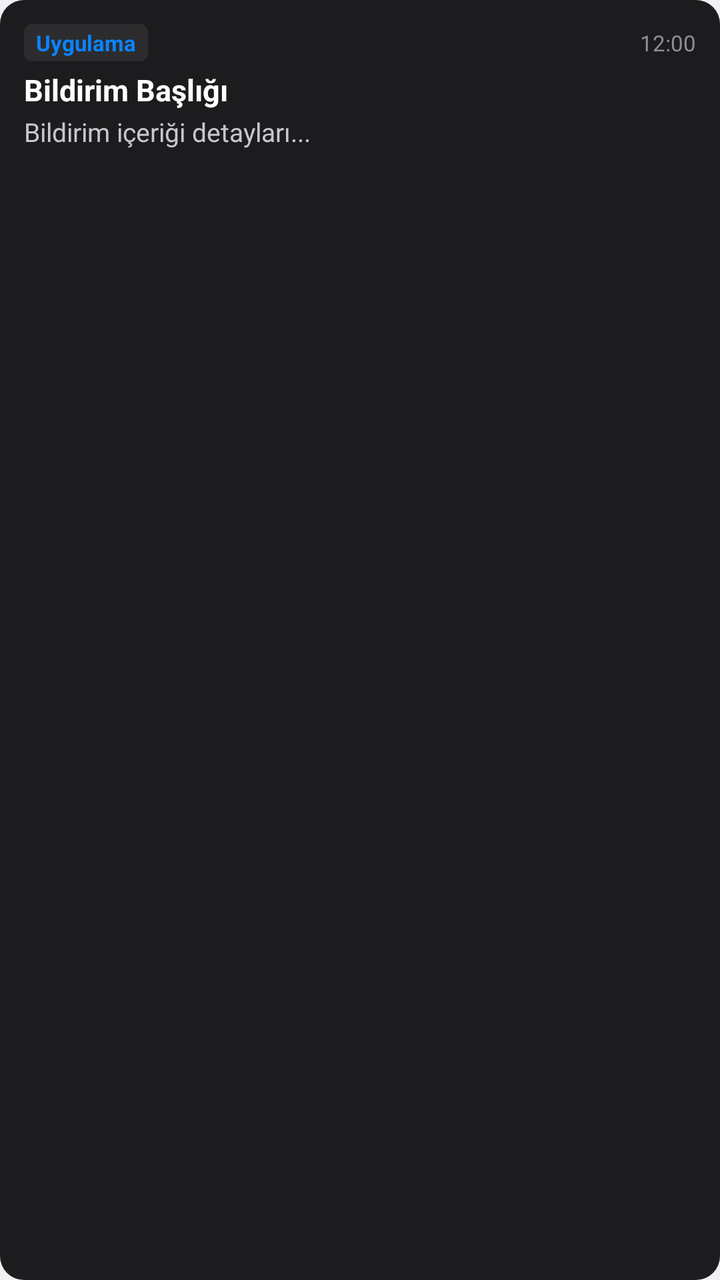
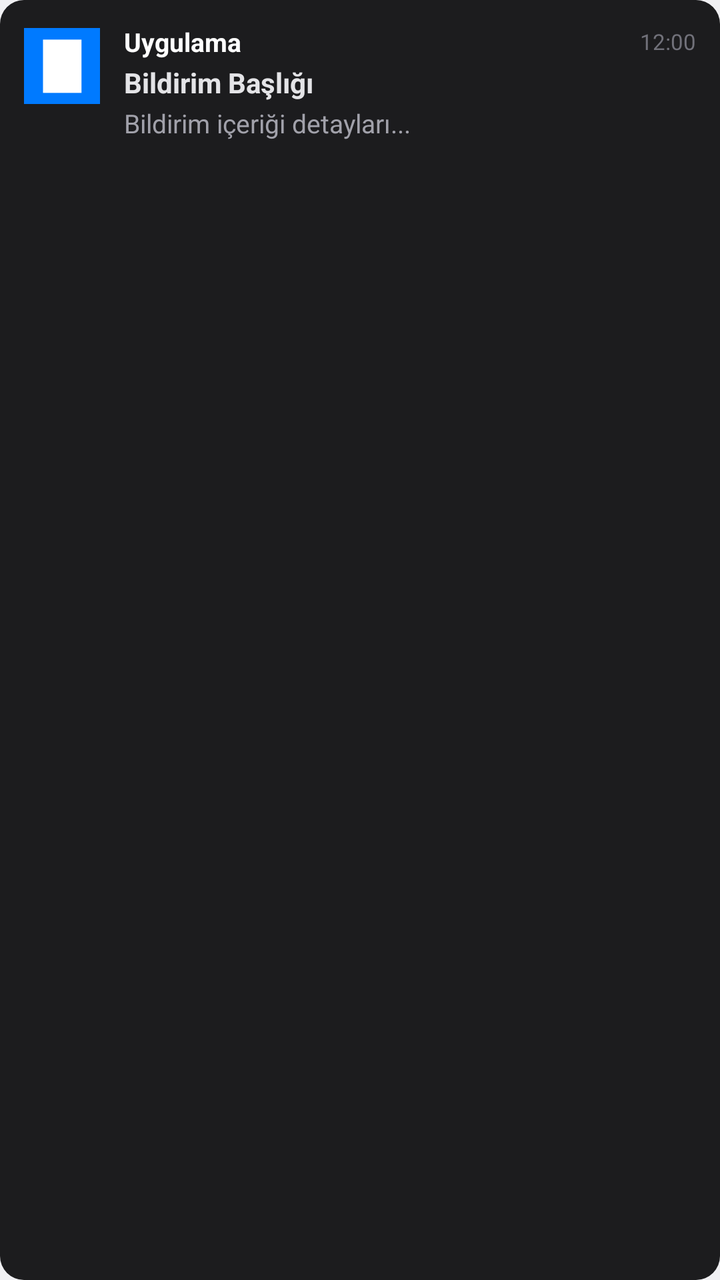

Compare the two renders of this Android layout. The source of the first and the diff that turns it into the second are given below.
<!-- AndroidManifest.xml: application theme android:Theme.DeviceDefault.Light.NoActionBar -->
<!-- res/layout/item_notification.xml -->
<?xml version="1.0" encoding="utf-8"?>
<LinearLayout xmlns:android="http://schemas.android.com/apk/res/android"
    android:layout_width="match_parent"
    android:layout_height="wrap_content"
    android:orientation="vertical"
    android:background="@drawable/bg_card"
    android:padding="12dp"
    android:layout_marginBottom="8dp">

    <LinearLayout
        android:layout_width="match_parent"
        android:layout_height="wrap_content"
        android:orientation="horizontal"
        android:gravity="center_vertical"
        android:layout_marginBottom="4dp">

        <TextView
            android:id="@+id/tv_item_app_name"
            android:layout_width="wrap_content"
            android:layout_height="wrap_content"
            android:background="@drawable/bg_badge"
            android:paddingStart="6dp"
            android:paddingEnd="6dp"
            android:paddingTop="2dp"
            android:paddingBottom="2dp"
            android:text="Uygulama"
            android:textColor="#0A84FF"
            android:textSize="11sp"
            android:textStyle="bold" />

        <View
            android:layout_width="0dp"
            android:layout_height="1dp"
            android:layout_weight="1" />

        <TextView
            android:id="@+id/tv_item_time"
            android:layout_width="wrap_content"
            android:layout_height="wrap_content"
            android:text="12:00"
            android:textColor="#8E8E93"
            android:textSize="11sp" />
    </LinearLayout>

    <TextView
        android:id="@+id/tv_item_title"
        android:layout_width="match_parent"
        android:layout_height="wrap_content"
        android:text="Bildirim Başlığı"
        android:textColor="#FFFFFF"
        android:textSize="15sp"
        android:textStyle="bold"
        android:maxLines="1"
        android:ellipsize="end" />

    <TextView
        android:id="@+id/tv_item_body"
        android:layout_width="match_parent"
        android:layout_height="wrap_content"
        android:text="Bildirim içeriği detayları..."
        android:textColor="#C7C7CC"
        android:textSize="13sp"
        android:maxLines="3"
        android:ellipsize="end"
        android:layout_marginTop="2dp" />

</LinearLayout>
<!-- resources referenced by this layout -->
<resources>
  <!-- drawable bg_badge (drawable) -->
  <?xml version="1.0" encoding="utf-8"?>
  <shape xmlns:android="http://schemas.android.com/apk/res/android"
      android:shape="rectangle">
      <solid android:color="#2C2C2E" />
      <corners android:radius="4dp" />
  </shape>
  <!-- drawable bg_card (drawable) -->
  <?xml version="1.0" encoding="utf-8"?>
  <shape xmlns:android="http://schemas.android.com/apk/res/android"
      android:shape="rectangle">
      <solid android:color="#1C1C1E" />
      <corners android:radius="12dp" />
  </shape>
</resources>

<!-- the commit's change to res/layout/item_notification.xml (unified diff, before → after) -->
@@ -2,66 +2,74 @@
 <LinearLayout xmlns:android="http://schemas.android.com/apk/res/android"
     android:layout_width="match_parent"
     android:layout_height="wrap_content"
-    android:orientation="vertical"
+    android:orientation="horizontal"
     android:background="@drawable/bg_card"
     android:padding="12dp"
-    android:layout_marginBottom="8dp">
+    android:layout_marginBottom="8dp"
+    android:gravity="top">
+
+    <ImageView
+        android:id="@+id/iv_item_icon"
+        android:layout_width="38dp"
+        android:layout_height="38dp"
+        android:layout_marginEnd="12dp"
+        android:layout_marginTop="2dp"
+        android:src="@mipmap/ic_launcher"
+        android:contentDescription="Uygulama Simgesi" />
 
     <LinearLayout
-        android:layout_width="match_parent"
+        android:layout_width="0dp"
         android:layout_height="wrap_content"
-        android:orientation="horizontal"
-        android:gravity="center_vertical"
-        android:layout_marginBottom="4dp">
+        android:layout_weight="1"
+        android:orientation="vertical">
+
+        <LinearLayout
+            android:layout_width="match_parent"
+            android:layout_height="wrap_content"
+            android:orientation="horizontal"
+            android:gravity="center_vertical"
+            android:layout_marginBottom="2dp">
+
+            <TextView
+                android:id="@+id/tv_item_app_name"
+                android:layout_width="0dp"
+                android:layout_height="wrap_content"
+                android:layout_weight="1"
+                android:text="Uygulama"
+                android:textColor="#FFFFFF"
+                android:textSize="13sp"
+                android:textStyle="bold" />
+
+            <TextView
+                android:id="@+id/tv_item_time"
+                android:layout_width="wrap_content"
+                android:layout_height="wrap_content"
+                android:text="12:00"
+                android:textColor="#71717A"
+                android:textSize="11sp" />
+        </LinearLayout>
 
         <TextView
-            android:id="@+id/tv_item_app_name"
-            android:layout_width="wrap_content"
+            android:id="@+id/tv_item_title"
+            android:layout_width="match_parent"
             android:layout_height="wrap_content"
-            android:background="@drawable/bg_badge"
-            android:paddingStart="6dp"
-            android:paddingEnd="6dp"
-            android:paddingTop="2dp"
-            android:paddingBottom="2dp"
-            android:text="Uygulama"
-            android:textColor="#0A84FF"
-            android:textSize="11sp"
-            android:textStyle="bold" />
-
-        <View
-            android:layout_width="0dp"
-            android:layout_height="1dp"
-            android:layout_weight="1" />
+            android:text="Bildirim Başlığı"
+            android:textColor="#E4E4E7"
+            android:textSize="14sp"
+            android:textStyle="bold"
+            android:maxLines="1"
+            android:ellipsize="end" />
 
         <TextView
-            android:id="@+id/tv_item_time"
-            android:layout_width="wrap_content"
+            android:id="@+id/tv_item_body"
+            android:layout_width="match_parent"
             android:layout_height="wrap_content"
-            android:text="12:00"
-            android:textColor="#8E8E93"
-            android:textSize="11sp" />
+            android:text="Bildirim içeriği detayları..."
+            android:textColor="#A1A1AA"
+            android:textSize="13sp"
+            android:maxLines="3"
+            android:ellipsize="end"
+            android:layout_marginTop="2dp" />
     </LinearLayout>
 
-    <TextView
-        android:id="@+id/tv_item_title"
-        android:layout_width="match_parent"
-        android:layout_height="wrap_content"
-        android:text="Bildirim Başlığı"
-        android:textColor="#FFFFFF"
-        android:textSize="15sp"
-        android:textStyle="bold"
-        android:maxLines="1"
-        android:ellipsize="end" />
-
-    <TextView
-        android:id="@+id/tv_item_body"
-        android:layout_width="match_parent"
-        android:layout_height="wrap_content"
-        android:text="Bildirim içeriği detayları..."
-        android:textColor="#C7C7CC"
-        android:textSize="13sp"
-        android:maxLines="3"
-        android:ellipsize="end"
-        android:layout_marginTop="2dp" />
-
 </LinearLayout>
<!-- resource entries referenced after the edit -->
@@ -1,12 +1,5 @@
 <!-- resources referenced by this layout -->
 <resources>
-  <!-- drawable bg_badge (drawable) -->
-  <?xml version="1.0" encoding="utf-8"?>
-  <shape xmlns:android="http://schemas.android.com/apk/res/android"
-      android:shape="rectangle">
-      <solid android:color="#2C2C2E" />
-      <corners android:radius="4dp" />
-  </shape>
   <!-- drawable bg_card (drawable) -->
   <?xml version="1.0" encoding="utf-8"?>
   <shape xmlns:android="http://schemas.android.com/apk/res/android"
@@ -14,5 +7,6 @@
       <solid android:color="#1C1C1E" />
       <corners android:radius="12dp" />
   </shape>
+  <!-- mipmap ic_launcher: png bitmap (mipmap-hdpi, 264 bytes) -->
 </resources>
 
